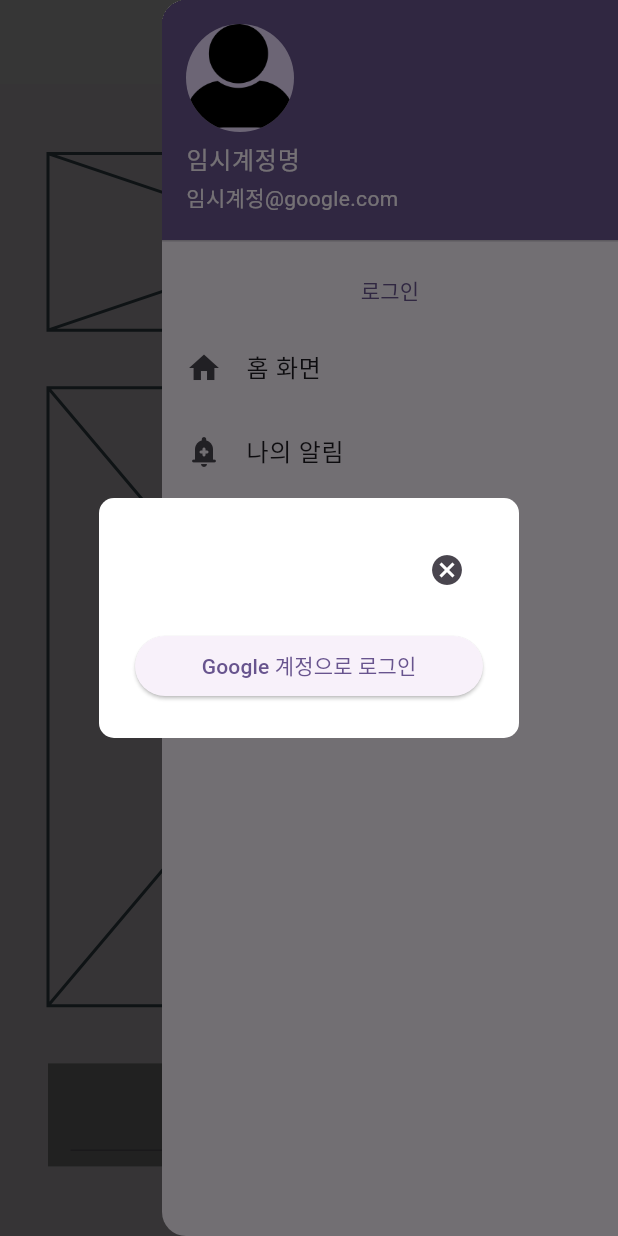
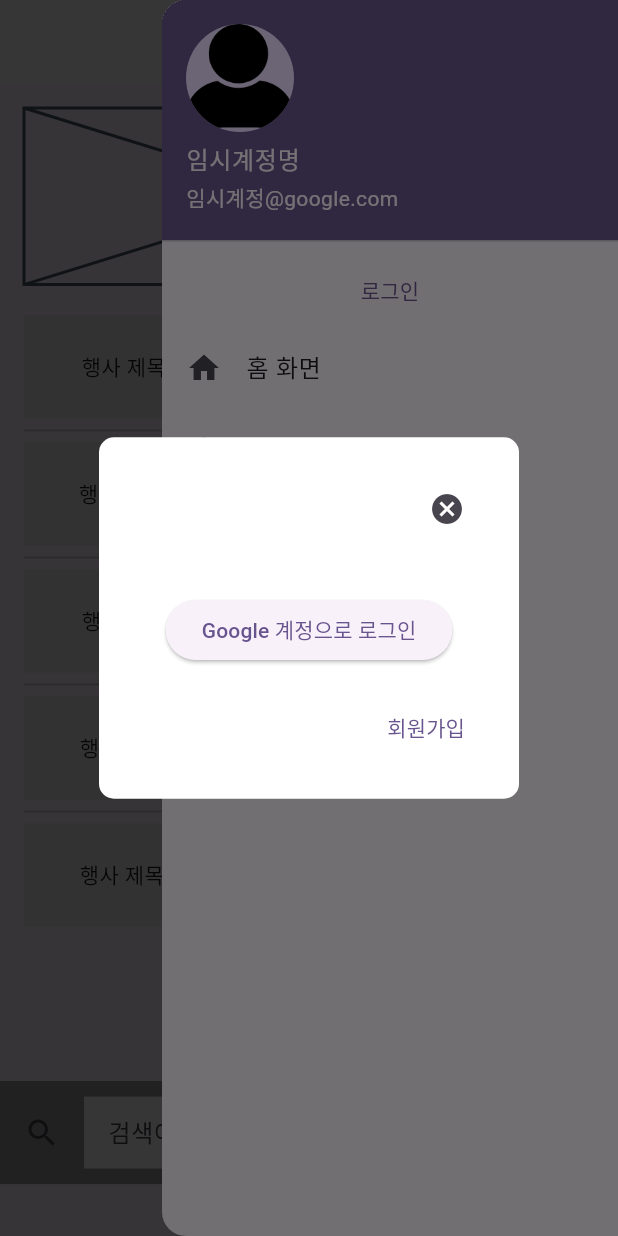
Before and after one commit to JangHyeonu/hackertohn_a, a Flutter app: the screen it shows after launch, in the side drawer, after a tap on "로그인", on a phone screen of 412 x 824 dp. Run offline on Flutter 3.47's test engine with Material 2 defaults, Android fonts, the phone set to English and light mode, and no system bars; our stand-ins replace cloud_firestore, firebase_core, go_router, wakelock; accounts and stored records are empty.

Commit message:
회원가입 부분 UI

```diff
--- a/lib/_common/component/text_form_button_component.dart
+++ b/lib/_common/component/text_form_button_component.dart
@@ -4,21 +4,27 @@ class TextFormButtonComponent extends StatelessWidget {
   final String buttonText;
   final void buttonClickEvent;
   final double textFormWidth;
+  final InputDecoration? inputDecoration;
 
   const TextFormButtonComponent({
     required this.buttonText,
     required this.buttonClickEvent,
     required this.textFormWidth,
+    this.inputDecoration,
     super.key
   });
 
   @override
   Widget build(BuildContext context) {
-    return Row(
-      mainAxisAlignment: MainAxisAlignment.spaceEvenly,
+    return Padding(
+      padding: const EdgeInsets.fromLTRB(16, 8, 16, 8),
+      child: Row(
+        mainAxisAlignment: MainAxisAlignment.spaceBetween,
         children: [
           Container(
-          child: TextFormField(),
+            child: TextFormField(
+              decoration: inputDecoration,
+            ),
             width: textFormWidth,
           ),
           ElevatedButton(
@@ -26,6 +32,7 @@ class TextFormButtonComponent extends StatelessWidget {
             child: Text(buttonText),
           ),
         ],
+      ),
     );
   }
 }
--- /dev/null
+++ b/lib/_common/const/temp_const.dart
@@ -0,0 +1,34 @@
+class TempConst {
+  static const tempListData = [
+    {
+      "id": "1",
+      "title": "행사 제목 1",
+      "date": "2023-11-30",
+      "distance": "3",
+    },
+    {
+      "id": "2",
+      "title": "행사 제목 2",
+      "date": "2023-12-01",
+      "distance": "0.2",
+    },
+    {
+      "id": "3",
+      "title": "행사 제목 3",
+      "date": "2023-12-03",
+      "distance": "1",
+    },
+    {
+      "id": "4",
+      "title": "행사 제목 4",
+      "date": "2023-12-07",
+      "distance": "23",
+    },
+    {
+      "id": "5",
+      "title": "행사 제목 5",
+      "date": "2023-12-09",
+      "distance": "10",
+    },
+  ];
+}
--- a/lib/_common/layout/default_layout.dart
+++ b/lib/_common/layout/default_layout.dart
@@ -16,6 +16,7 @@ class DefaultLayout extends StatelessWidget {
       appBar: AppBar(
         backgroundColor: Colors.white,
       ),
+
 
       // 앱바 우측 상단 리스트바 메뉴
       endDrawer: Drawer(
--- a/lib/_common/view/login_popup_screen.dart
+++ b/lib/_common/view/login_popup_screen.dart
@@ -20,9 +20,31 @@ class LoginPopupScreen extends StatelessWidget {
           ),
         ],
       ),
-      content: ElevatedButton(
-        onPressed: () {},
-        child: const Text("Google 계정으로 로그인"),
+      content: Column(
+        mainAxisSize: MainAxisSize.min,
+        children: [
+          SizedBox(
+            height: MediaQuery.of(context).size.height / 50,
+          ),
+          ElevatedButton(
+            onPressed: () {},
+            child: const Text("Google 계정으로 로그인"),
+          ),
+          SizedBox(
+            height: MediaQuery.of(context).size.height / 50,
+          ),
+          Row(
+            mainAxisAlignment: MainAxisAlignment.end,
+            children: [
+              TextButton(
+                onPressed: () {
+                  context.go("/join");
+                },
+                child: const Text("회원가입"),
+              ),
+            ],
+          ),
+        ],
       )
     );
   }
--- a/lib/_common/view/main_screen.dart
+++ b/lib/_common/view/main_screen.dart
@@ -1,5 +1,8 @@
 import 'package:flutter/material.dart';
+import 'package:go_router/go_router.dart';
+import 'package:seeya_hackthon_a/event/component/event_list_component.dart';
 import 'package:seeya_hackthon_a/_common/component/text_form_button_component.dart';
+import 'package:seeya_hackthon_a/_common/const/temp_const.dart';
 import 'package:seeya_hackthon_a/_common/layout/default_layout.dart';
 
 // 메인 화면
@@ -8,33 +11,74 @@ class MainScreen extends StatelessWidget {
 
   @override
   Widget build(BuildContext context) {
+    final data = TempConst.tempListData;
+
     return DefaultLayout(
       appBarLeftUseYn: false,
-      child: Padding(
-        padding: const EdgeInsets.fromLTRB(32, 8, 32, 8),
+      child: SingleChildScrollView(
         child: Column(
-          mainAxisAlignment: MainAxisAlignment.spaceEvenly,
+          children: [
+            // 메인
+            Padding(
+              padding: const EdgeInsets.all(16.0),
+              child: Column(
                 children: [
                   // 배너
                   Container(
                     height: MediaQuery.of(context).size.height / 7,
                     child: Placeholder(),
                   ),
+                  SizedBox(height: MediaQuery.of(context).size.height / 40),
 
                   // 행사 리스트
                   Container(
                     height: MediaQuery.of(context).size.height / 2,
-              child: Placeholder(),
+                    child: ListView.separated(
+                      itemCount: data.length,
+                      itemBuilder: (context, index) {
+                        return InkWell(
+                          onTap: () {
+                            context.push("/event/detail/${data[index]["id"]!}");
+                          },
+                          child: Ink(
+                            decoration: BoxDecoration(
+                              color: Colors.grey[200]
+                            ),
+                            child: EventListComponent(
+                              id: data[index]["id"]!,
+                              title: data[index]["title"]!,
+                              date: data[index]["date"]!,
+                              distance: data[index]["distance"]!,
+                            ),
+                          ),
+                        );
+                      },
+                      separatorBuilder: (context, index) {
+                        return const Divider();
+                      },
+                    ),
+                  ),
+                ],
+              ),
             ),
 
+            SizedBox(height: MediaQuery.of(context).size.height / 10),
             // 검색창
             Container(
               color: Colors.grey,
+              width: double.infinity,
               height: MediaQuery.of(context).size.height / 12,
               child: TextFormButtonComponent(
-                textFormWidth: MediaQuery.of(context).size.width / 1.8,
+                textFormWidth: MediaQuery.of(context).size.width / 1.4,
                 buttonText: "검색",
                 buttonClickEvent: () => {},
+                inputDecoration: const InputDecoration(
+                  fillColor: Colors.white,
+                  filled: true,
+                  border: InputBorder.none,
+                  icon: Icon(Icons.search),
+                  hintText: "검색어를 입력하세요",
+                ),
               ),
             )
           ],
--- /dev/null
+++ b/lib/event/component/event_list_component.dart
@@ -0,0 +1,31 @@
+import 'package:flutter/material.dart';
+import 'package:go_router/go_router.dart';
+
+class EventListComponent extends StatelessWidget {
+  final String id;
+  final String title;
+  final String date;
+  final String distance;
+
+  const EventListComponent({
+    required this.id,
+    required this.title,
+    required this.date,
+    required this.distance,
+    super.key});
+
+  @override
+  Widget build(BuildContext context) {
+    return Container(
+      height: MediaQuery.of(context).size.height / 12,
+      child: Row(
+        mainAxisAlignment: MainAxisAlignment.spaceAround,
+        children: [
+          Text(title),
+          Text(date),
+          Text(distance),
+        ],
+      ),
+    );
+  }
+}
--- a/lib/main.dart
+++ b/lib/main.dart
@@ -3,10 +3,13 @@ import 'package:firebase_core/firebase_core.dart';
 import 'package:flutter/material.dart';
 import 'package:go_router/go_router.dart';
 import 'package:seeya_hackthon_a/_common/layout/default_layout.dart';
+import 'package:seeya_hackthon_a/_common/view/join_screen.dart';
 import 'package:seeya_hackthon_a/_common/view/main_screen.dart';
 import 'package:seeya_hackthon_a/business/view/business_join_screen.dart';
 import 'package:seeya_hackthon_a/business/view/business_main_screen.dart';
+import 'package:seeya_hackthon_a/event/view/event_detail_screen.dart';
 import 'package:seeya_hackthon_a/firebase_options.dart';
+import 'package:wakelock/wakelock.dart';
 
 void main() async {
   // 파이어베이스 초기화
@@ -15,6 +18,9 @@ void main() async {
     options: DefaultFirebaseOptions.currentPlatform,
   );
   //
+
+  // 핸드폰 연결 시 화면 자동꺼짐 방지
+  Wakelock.enable();
 
   runApp(const MyApp());
 }
@@ -41,7 +47,18 @@ class MyApp extends StatelessWidget {
           GoRoute(
             path: "/",
             builder: (context, state) => const MainScreen(),
+            routes: [
+              GoRoute(
+                path: "join",
+                builder: (context, state) => const JoinScreen(),
+              ),
+            ]
           ),
+          GoRoute(
+            path: "/event/detail/:eventId",
+            builder: (context, state) => EventDetailScreen(id: state.pathParameters["eventId"]!),
+          ),
+
           GoRoute(
             path: "/business",
             routes: [
--- a/pubspec.yaml
+++ b/pubspec.yaml
@@ -55,6 +55,8 @@ dependencies:
   cloud_firestore: ^4.13.2
   # 파이어베이스 인증
   firebase_auth: ^4.14.1
+  # 기기 화면 자동꺼짐 방지
+  wakelock: ^0.6.2
 
 dev_dependencies:
   flutter_test:
```
Also changed, not shown: lib/_common/component/icon_with_text_button_component.dart (added, +38 -0 lines), lib/_common/view/join_screen.dart (added, +26 -0 lines), lib/event/model/event_model.dart (added, +16 -0 lines), lib/event/view/event_detail_screen.dart (added, +46 -0 lines), lib/business/model/business_model.dart (added), pubspec.lock. Lines whose indentation alone changed are shown as unchanged.
